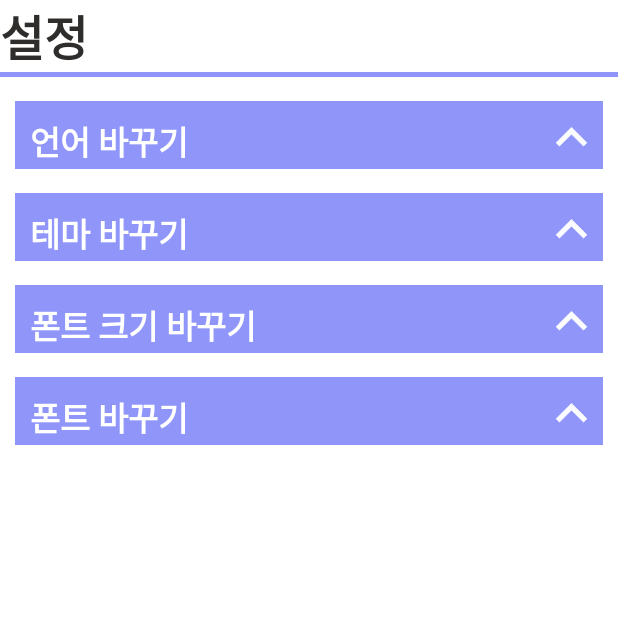
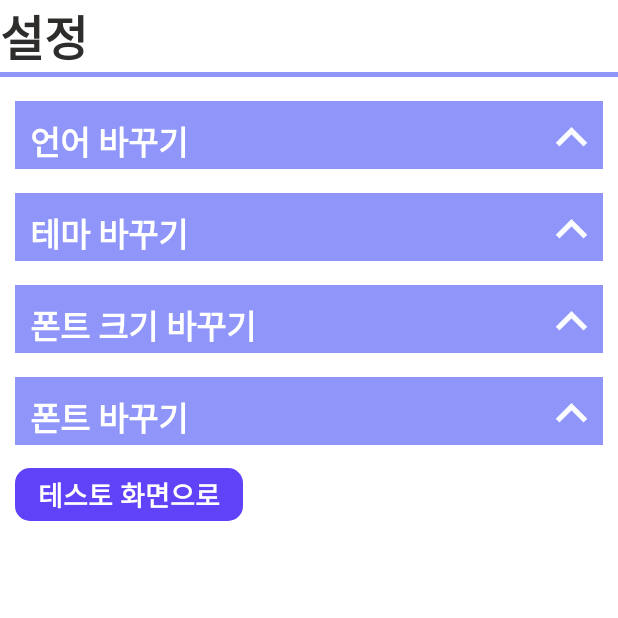
Before and after one commit to MunkiJeon/troll2s_Project, an Android app: the screen it shows after launch (OptionActivity), on a phone screen of 412 x 824 dp, the top half of it. Run offline under Robolectric (Android 15) with nearby library versions, the phone set to English and light mode, and no system bars.

Commit message:
테마 변경 버튼

```diff
--- a/app/src/main/java/com/example/trolls/OptionActivity.kt
+++ b/app/src/main/java/com/example/trolls/OptionActivity.kt
@@ -1,6 +1,7 @@
 package com.example.trolls
 
 import android.content.Context
+import android.content.Intent
 import android.content.res.Configuration
 import android.os.Bundle
 import android.util.Log
@@ -125,8 +126,8 @@ class OptionActivity : AppCompatActivity() {
         }
 
         //TODO: Add this to MainActivity.onCreate
-        val appLocale = LocaleListCompat.forLanguageTags("ko")
-        AppCompatDelegate.setApplicationLocales(appLocale)
+        //val appLocale = LocaleListCompat.forLanguageTags("ko")
+        //AppCompatDelegate.setApplicationLocales(appLocale)
     }
 
     private fun setDetailBoxClickListener() {
@@ -144,10 +145,11 @@ class OptionActivity : AppCompatActivity() {
         }
 
         themeLightBtn.setOnClickListener {
+            AppCompatDelegate.setDefaultNightMode(AppCompatDelegate.MODE_NIGHT_NO)
 
         }
         themeDarkBtn.setOnClickListener {
-
+            AppCompatDelegate.setDefaultNightMode(AppCompatDelegate.MODE_NIGHT_YES)
         }
 
         fontSizeNormalBtn.setOnClickListener {
@@ -163,5 +165,9 @@ class OptionActivity : AppCompatActivity() {
         fontBBtn.setOnClickListener {
 
         }
+        findViewById<Button>(R.id.test_btn).setOnClickListener {
+            val intent = Intent(this, TestActivity::class.java)
+            startActivity(intent)
+        }
     }
 }
--- a/app/src/main/res/layout/activity_option.xml
+++ b/app/src/main/res/layout/activity_option.xml
@@ -489,6 +489,19 @@
     </androidx.constraintlayout.widget.ConstraintLayout>
 
 
+    <Button
+        android:id="@+id/test_btn"
+        android:layout_width="wrap_content"
+        android:layout_height="wrap_content"
 
+        app:layout_constraintTop_toBottomOf="@+id/change_font_box"
+        app:layout_constraintStart_toStartOf="parent"
+
+        android:layout_marginTop="15dp"
+        android:layout_marginStart="10dp"
+
+        android:text="@string/to_test_btn"
+        android:textSize="18sp"
+        />
 
 </androidx.constraintlayout.widget.ConstraintLayout>
--- /dev/null
+++ b/app/src/main/res/values-night/colors.xml
@@ -0,0 +1,9 @@
+<?xml version="1.0" encoding="utf-8"?>
+<resources>
+    <color name="background">#101012</color>
+    <color name="button">#26272E</color>
+    <color name="text_default">#FEFEFE</color>
+    <color name="box">#414767</color>
+    <color name="text_solid">#FEFEFE</color>
+    <color name="divider">#267D7D7D</color>
+</resources>
--- a/app/src/main/res/values/strings.xml
+++ b/app/src/main/res/values/strings.xml
@@ -19,4 +19,7 @@
     <string name="change_font_a">폰트 A</string>
     <string name="change_font_b">폰트 B</string>
 
+    <string name="to_test_btn">테스토 화면으로</string>
+    <string name="test_text">테스트</string>
+
 </resources>
```
Also changed, not shown: app/src/main/AndroidManifest.xml (+4 -4 lines), app/src/main/java/com/example/trolls/TestActivity.kt (added, +20 -0 lines), app/src/main/res/layout/activity_test.xml (added, +25 -0 lines), app/src/main/res/values/colors.xml (+0 -7 lines), app/src/main/res/values/styles.xml (+0 -9 lines), app/src/main/res/values/themes.xml (+0 -11 lines), 1 other file.
